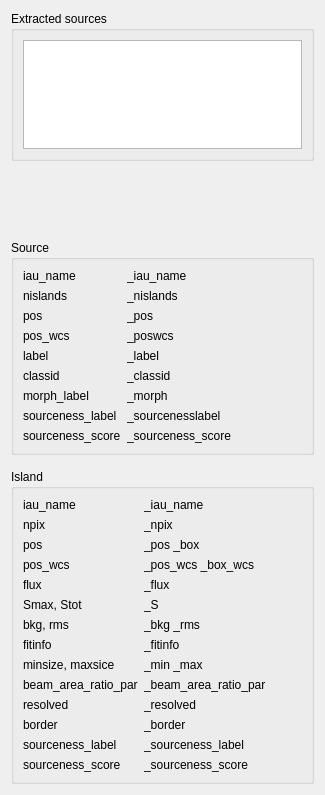
Before: the Qt Designer form Code/ui/sourcewidget.ui in VisIVOLab/ViaLacteaVisualAnalytics, drawn with Qt 5.
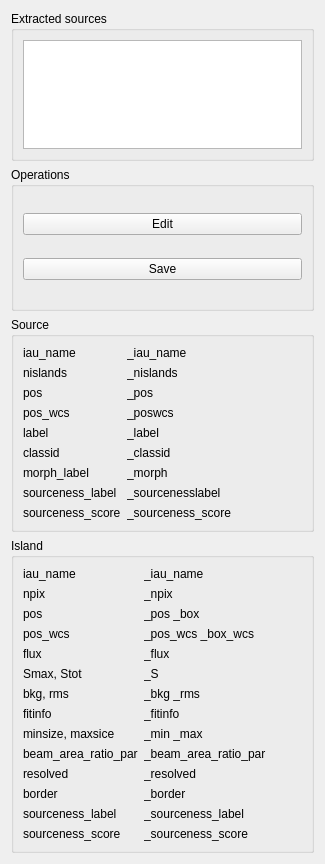
After: the same form once the commit is applied.

Patch:
```diff
--- a/Code/ui/sourcewidget.ui
+++ b/Code/ui/sourcewidget.ui
@@ -7,7 +7,7 @@
     <x>0</x>
     <y>0</y>
     <width>325</width>
-    <height>795</height>
+    <height>864</height>
    </rect>
   </property>
   <property name="windowTitle">
@@ -32,6 +32,32 @@
      </layout>
     </widget>
    </item>
+   <item>
+    <widget class="QGroupBox" name="groupBox">
+     <property name="title">
+      <string>Operations</string>
+     </property>
+     <layout class="QVBoxLayout" name="verticalLayout_3">
+      <item>
+       <widget class="QPushButton" name="btnEdit">
+        <property name="text">
+         <string>Edit</string>
+        </property>
+        <property name="checkable">
+         <bool>true</bool>
+        </property>
+       </widget>
+      </item>
+      <item>
+       <widget class="QPushButton" name="btnSave">
+        <property name="text">
+         <string>Save</string>
+        </property>
+       </widget>
+      </item>
+     </layout>
+    </widget>
+   </item>
    <item alignment="Qt::AlignTop">
     <widget class="QGroupBox" name="boxSource">
      <property name="title">
```
